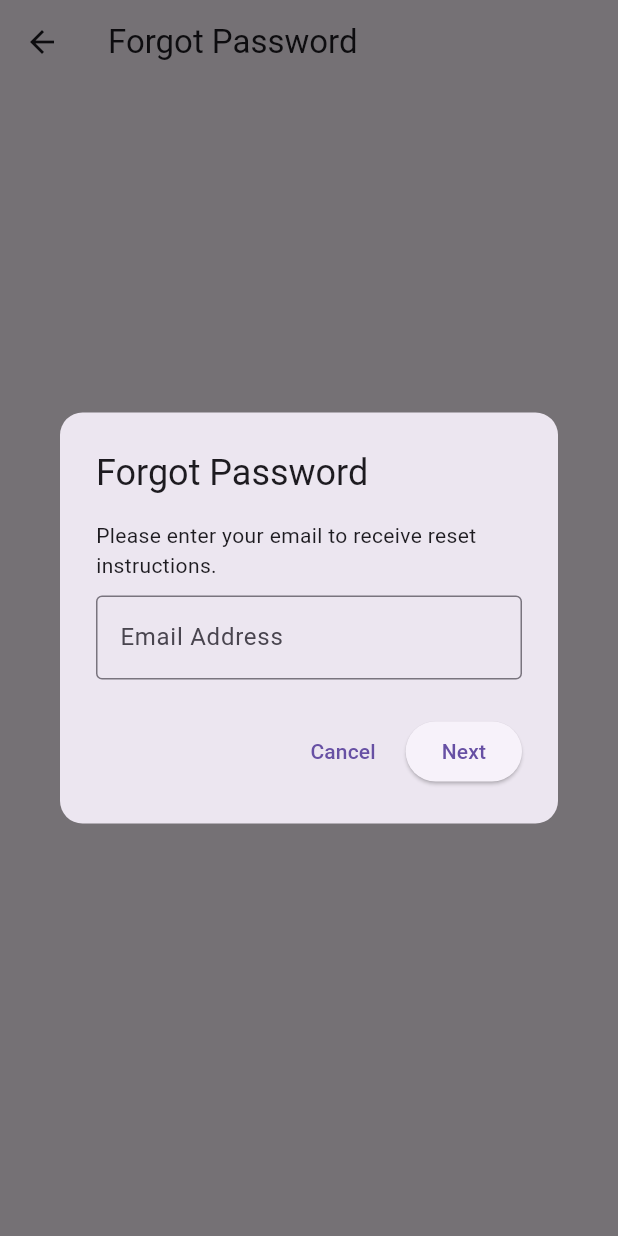
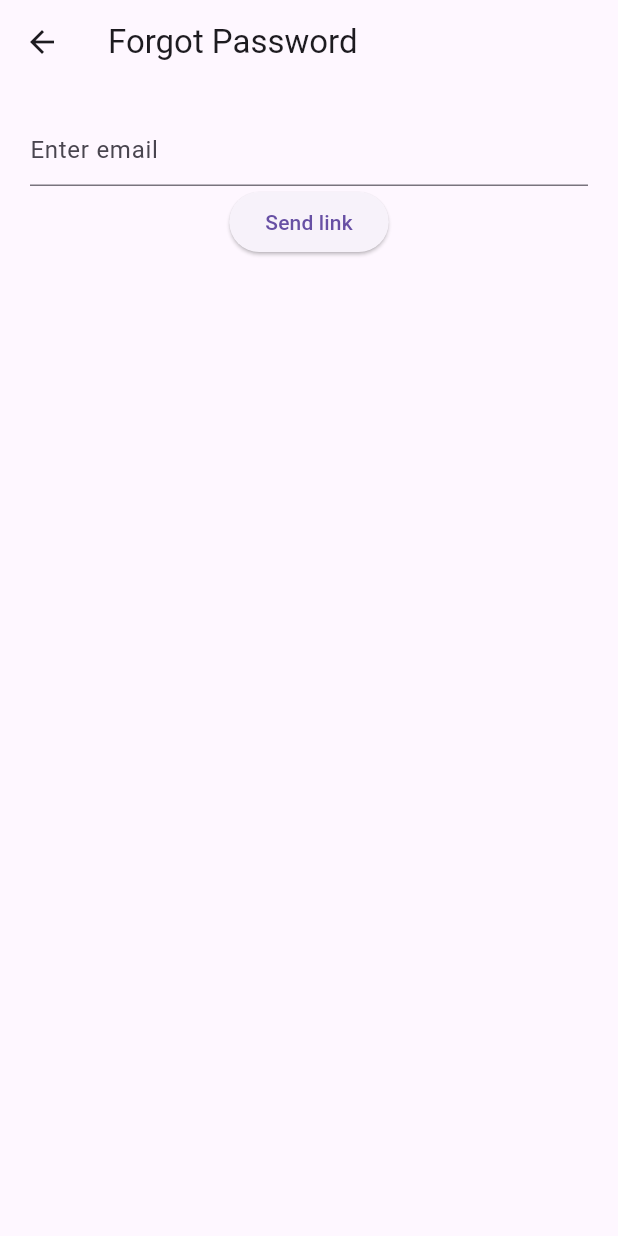
Before and after one commit to ainjhaa/Scrumbl_iServe-SRM, a Flutter app: the ForgotPasswordPage screen opened by its route, on a phone screen of 412 x 824 dp. Run offline on Flutter 3.47's test engine with Material 3 defaults, Android fonts, the phone set to English and light mode, and no system bars; our stand-ins replace firebase_auth, shared_preferences; accounts and stored records are empty.

Commit message:
Update forgot_password_page.dart

```diff
--- a/lib/screens/auth/forgot_password_page.dart
+++ b/lib/screens/auth/forgot_password_page.dart
@@ -1,4 +1,5 @@
 import 'package:flutter/material.dart';
+import 'package:firebase_auth/firebase_auth.dart';
 
 class ForgotPasswordPage extends StatefulWidget {
   const ForgotPasswordPage({super.key});
@@ -8,11 +9,52 @@ class ForgotPasswordPage extends StatefulWidget {
 }
 
 class _ForgotPasswordPageState extends State<ForgotPasswordPage> {
-  final _emailController = TextEditingController();
-  final _newPasswordController = TextEditingController();
-  final _confirmPasswordController = TextEditingController();
+  TextEditingController email = TextEditingController();
+  TextEditingController newPassword = TextEditingController();
+  TextEditingController confirmPassword = TextEditingController();
 
-  // 🩵 Step 1: Ask for Email
+  reset() async {
+  final userEmail = email.text.trim();
+  debugPrint("Attempting reset for: $userEmail");
+  try {
+    await FirebaseAuth.instance.sendPasswordResetEmail(email: userEmail);
+    ScaffoldMessenger.of(context).showSnackBar(
+      const SnackBar(content: Text("Reset link sent! Check your inbox.")),
+    );
+  } on FirebaseAuthException catch (e) {
+    debugPrint("Error: ${e.code} — ${e.message}");
+    ScaffoldMessenger.of(context).showSnackBar(
+      SnackBar(content: Text(e.message ?? "An error occurred")),
+    );
+  }
+}
+
+
+  //reset() async{
+  //  await FirebaseAuth.instance.sendPasswordResetEmail(email: email.text);
+  //}
+
+  @override
+  Widget build(BuildContext context) {
+    return Scaffold(
+      appBar: AppBar(title: Text("Forgot Password"),),
+      body: Padding(
+        padding: const EdgeInsets.all(20.0),
+        child: Column(
+          children: [
+            TextField(
+              controller: email,
+              decoration: InputDecoration(hintText: 'Enter email'),
+            ),
+
+            ElevatedButton(onPressed: (()=>reset()), child: Text("Send link"))
+          ],
+        ),
+      ),
+    );
+  }
+  /*
+  // Step 1: Ask for Email
   Future<void> _showEmailDialog() async {
     await showDialog(
       context: context,
@@ -27,7 +69,7 @@ class _ForgotPasswordPageState extends State<ForgotPasswordPage> {
               const Text("Please enter your email to receive reset instructions."),
               const SizedBox(height: 10),
               TextField(
-                controller: _emailController,
+                controller: email,
                 decoration: const InputDecoration(
                   labelText: "Email Address",
                   border: OutlineInputBorder(),
@@ -45,7 +87,7 @@ class _ForgotPasswordPageState extends State<ForgotPasswordPage> {
             ),
             ElevatedButton(
               onPressed: () {
-                if (_emailController.text.isNotEmpty) {
+                if (email.text.isNotEmpty) {
                   Navigator.pop(context); // Close email dialog
                   _showResetPasswordDialog(); // Go to reset password popup
                 } else {
@@ -62,7 +104,7 @@ class _ForgotPasswordPageState extends State<ForgotPasswordPage> {
     );
   }
 
-  // 🩵 Step 2: Reset Password Dialog
+  // Step 2: Reset Password Dialog
   Future<void> _showResetPasswordDialog() async {
     await showDialog(
       context: context,
@@ -77,7 +119,7 @@ class _ForgotPasswordPageState extends State<ForgotPasswordPage> {
               const Text("Enter your new password below."),
               const SizedBox(height: 10),
               TextField(
-                controller: _newPasswordController,
+                controller: newPassword,
                 obscureText: true,
                 decoration: const InputDecoration(
                   labelText: "New Password",
@@ -86,7 +128,7 @@ class _ForgotPasswordPageState extends State<ForgotPasswordPage> {
               ),
               const SizedBox(height: 10),
               TextField(
-                controller: _confirmPasswordController,
+                controller: confirmPassword,
                 obscureText: true,
                 decoration: const InputDecoration(
                   labelText: "Confirm Password",
@@ -105,8 +147,8 @@ class _ForgotPasswordPageState extends State<ForgotPasswordPage> {
             ),
             ElevatedButton(
               onPressed: () {
-                final newPass = _newPasswordController.text.trim();
-                final confirmPass = _confirmPasswordController.text.trim();
+                final newPass = newPassword.text.trim();
+                final confirmPass = confirmPassword.text.trim();
 
                 if (newPass.isEmpty || confirmPass.isEmpty) {
                   ScaffoldMessenger.of(context).showSnackBar(
@@ -139,18 +181,7 @@ class _ForgotPasswordPageState extends State<ForgotPasswordPage> {
     WidgetsBinding.instance.addPostFrameCallback((_) {
       _showEmailDialog();
     });
-  }
+  }*/
 
-  @override
-  Widget build(BuildContext context) {
-    return Scaffold(
-      appBar: AppBar(title: const Text("Forgot Password")),
-      body: const Center(
-        child: Text(
-          "Follow the steps to reset your password.",
-          style: TextStyle(fontSize: 16),
-        ),
-      ),
-    );
-  }
+
 }
```
